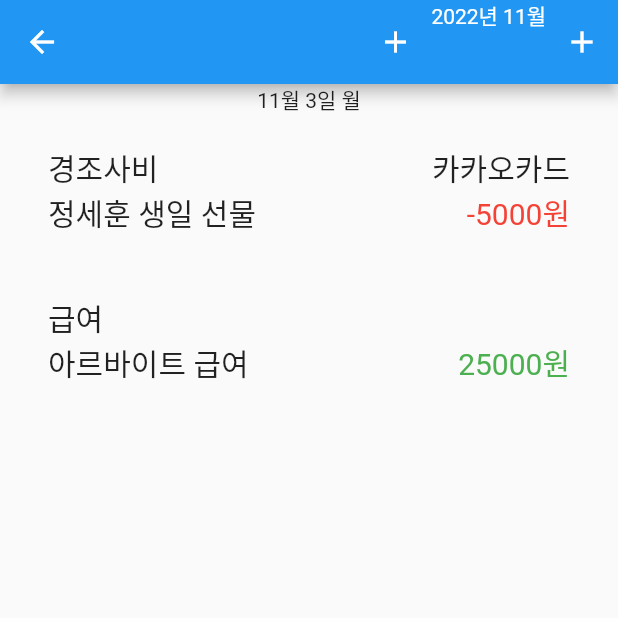
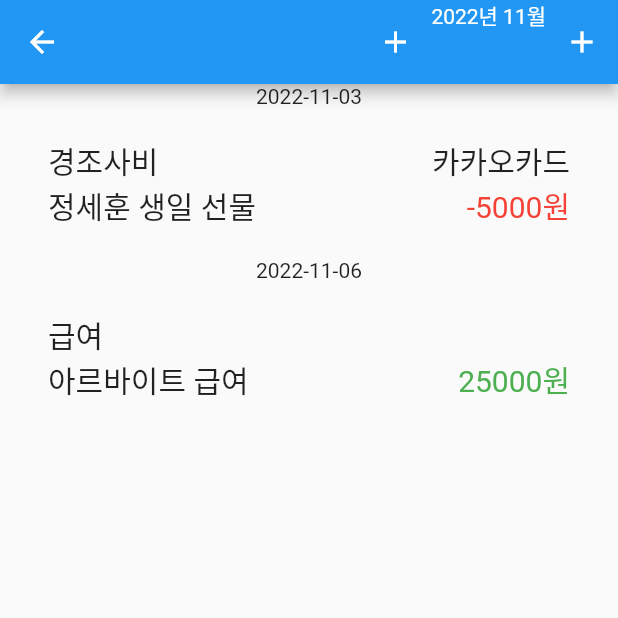
Before and after one commit to JUNGSEHOON-AutoML/flutter-budget-app, a Flutter app: the HistoryScreen screen opened by its route, on a phone screen of 412 x 824 dp, the top half of it. Run offline on Flutter 3.47's test engine with Material 2 defaults, Android fonts, the phone set to English and light mode, and no system bars; our stand-ins replace firebase_auth, firebase_core, firebase_database, floor, get, google_sign_in and 1 more; accounts and stored records are empty; generated files the repository leaves out were written again.

Commit message:
[FEAT] 날짜별로 history 잘라서 ListView 반환

```diff
--- a/lib/presentation/history/history_screen.dart
+++ b/lib/presentation/history/history_screen.dart
@@ -22,21 +22,21 @@ class HistoryScreen extends StatelessWidget {
     final items =
         List.generate(MyService.to.history[nowYM]!.length, (index) => index)
             .toList();
-
+    List groupList = [];
     for (int k = 1; k <= lastDate; k++) {
       if (k < 10) {
         List group = MyService.to.history[nowYM]!
             .where((data) => data.date == nowYM + '-0' + k.toString())
             .toList();
         if (group.length > 0) {
-          print(k);
+          groupList.add(group);
         }
       } else {
         List group = MyService.to.history[nowYM]!
             .where((data) => data.date == nowYM + '-' + k.toString())
             .toList();
         if (group.length > 0) {
-          print(k);
+          groupList.add(group);
         }
       }
     }
@@ -57,14 +57,18 @@ class HistoryScreen extends StatelessWidget {
       ),
       body: Column(
         children: [
-            const Text("11월 3일 월"),
+          Column(
+            children: [
               ListView(
                   scrollDirection: Axis.vertical,
                   shrinkWrap: true,
                   children:
-                    items.map((i) => listTileViewAllType(nowYM, i)).toList()),
+                      groupList.map((e) => listTileViewAllType(e, nowYM, e![0].date)).toList()),
             ],
-        ));
+          ),
+        ],
+      )
+    );
   }
 }
 
@@ -72,12 +76,25 @@ Row ymdListAllType(String nowYMD, String nowYM, int now, int length) {
   return Row();
 }
 
-ListTile listTileViewAllType(String nowYM, int now) {
-  if (MyService.to.history[nowYM]![now].type == RecordType.spend) {
-    String cardName = MyService.to.history[nowYM]![now].payment!.name;
-    String categoryName = MyService.to.history[nowYM]![now].category.name;
-    String title = MyService.to.history[nowYM]![now].title;
-    String price = MyService.to.history[nowYM]![now].price.toString();
+Column listTileViewAllType(List k, String nowYM, String date) {
+  return Column(
+    children: [
+      Text("${date}"),
+      ListView(
+          scrollDirection: Axis.vertical,
+          shrinkWrap: true,
+          children: k.map((e) => ymdList(e)).toList()),
+    ],
+  );
+
+}
+
+ListTile ymdList(Record e) {
+  if (e.type == RecordType.spend) {
+    String cardName = e.payment!.name;
+    String categoryName = e.category.name;
+    String title = e.title;
+    String price = e.price.toString();
     return ListTile(
       title: Padding(
         padding: const EdgeInsets.all(16.0),
@@ -114,10 +131,10 @@ ListTile listTileViewAllType(String nowYM, int now) {
       ),
       onTap: () {},
     );
-  } else if (MyService.to.history[nowYM]![now].type == RecordType.income) {
-    String categoryName = MyService.to.history[nowYM]![now].category.name;
-    String title = MyService.to.history[nowYM]![now].title;
-    String price = MyService.to.history[nowYM]![now].price.toString();
+  } else if (e.type == RecordType.income) {
+    String categoryName = e.category.name;
+    String title = e.title;
+    String price = e.price.toString();
     return ListTile(
       title: Padding(
         padding: const EdgeInsets.all(16.0),
```
Lines whose indentation alone changed are shown as unchanged.
